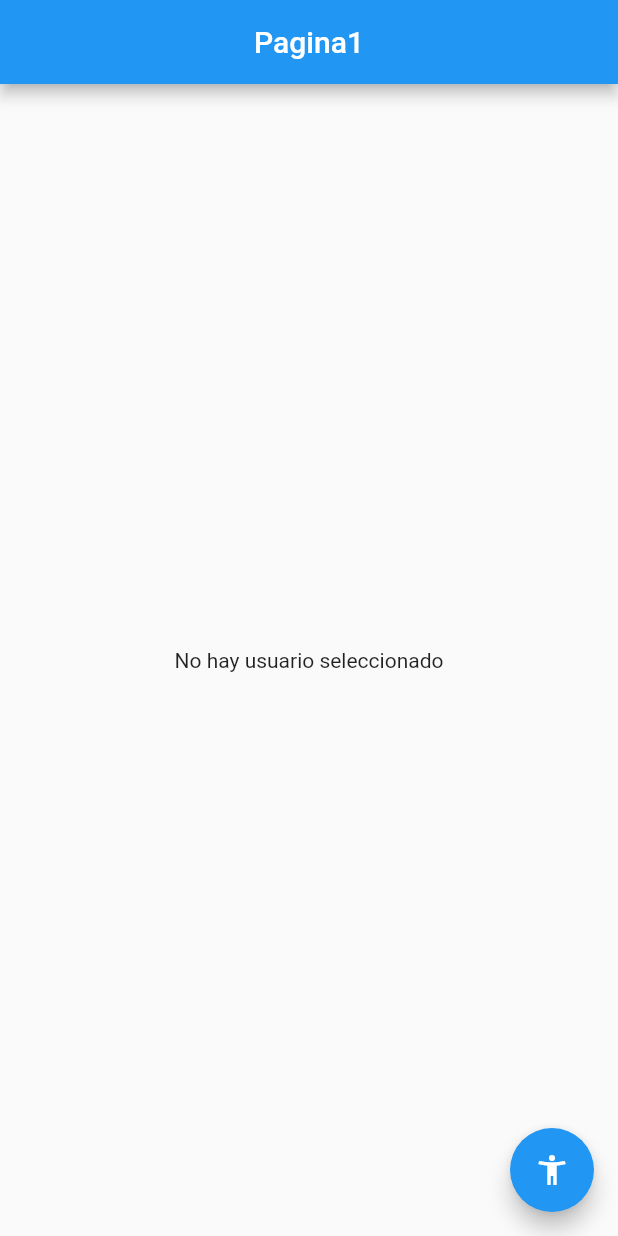
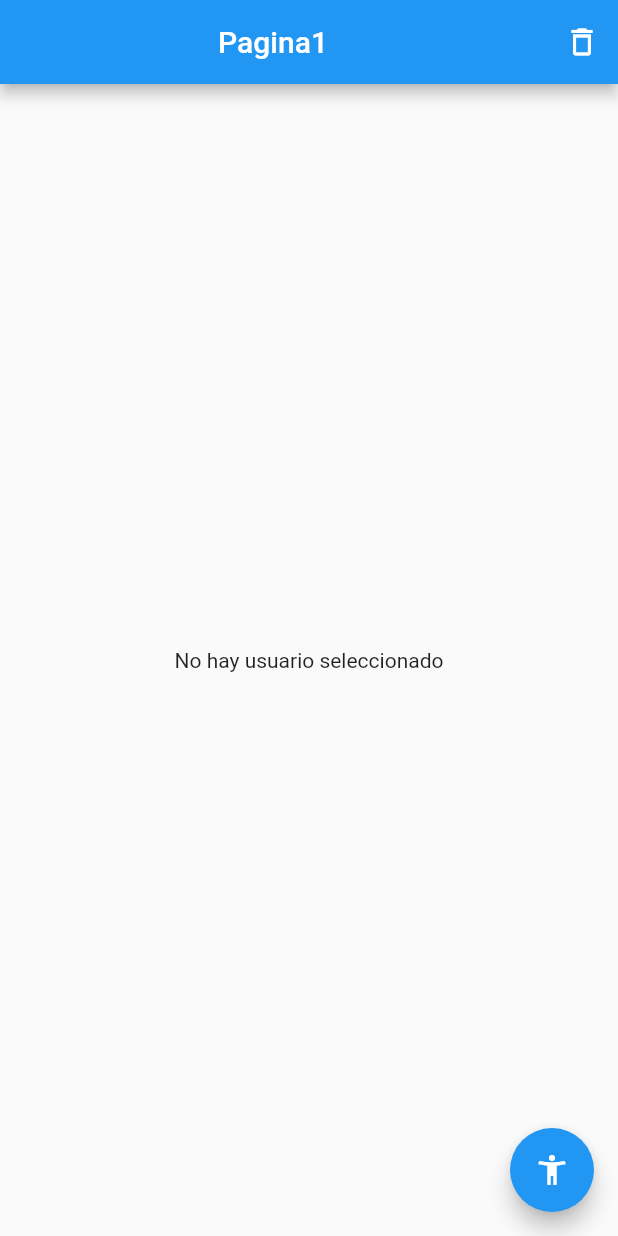
Before and after one commit to CRUXsur/estados, a Flutter app: the screen it shows after launch, on a phone screen of 412 x 824 dp. Run offline on Flutter 3.47's test engine with Material 2 defaults, Android fonts, the light colour scheme and no system bars; our stand-ins replace bloc, flutter_bloc.

Commit message:
BLoC: Borrar el usuario

```diff
--- a/lib/bloc/user/user_bloc.dart
+++ b/lib/bloc/user/user_bloc.dart
@@ -50,6 +50,9 @@ class UserBloc extends Bloc<UserEvent, UserState> {
       final professions = [...state.user!.profesiones, event.profession];
       emit(UserSetState(state.user!.copyWith(profesiones: professions)));
     });
+
+    //delete user
+    on<DeleteUser>((event, emit) => emit(const UserInitialState()));
   }
   //
 }
--- a/lib/bloc/user/user_event.dart
+++ b/lib/bloc/user/user_event.dart
@@ -38,3 +38,8 @@ class AddProfession extends UserEvent {
   final String profession;
   AddProfession(this.profession);
 }
+
+//
+class DeleteUser extends UserEvent {
+  //
+}
--- a/lib/pages/pagina1_page.dart
+++ b/lib/pages/pagina1_page.dart
@@ -11,6 +11,15 @@ class Pagina1Page extends StatelessWidget {
     return Scaffold(
       appBar: AppBar(
         title: const Center(child: Text('Pagina1')),
+        actions: [
+          IconButton(
+            icon: const Icon(Icons.delete_outline),
+            onPressed: () {
+              BlocProvider.of<UserBloc>(context, listen: false)
+                  .add(DeleteUser());
+            },
+          )
+        ],
       ),
       //BLoC Builder, es un widget que construye basado en los
       //cambios del state, cada vez que hay un cambio en el
```
